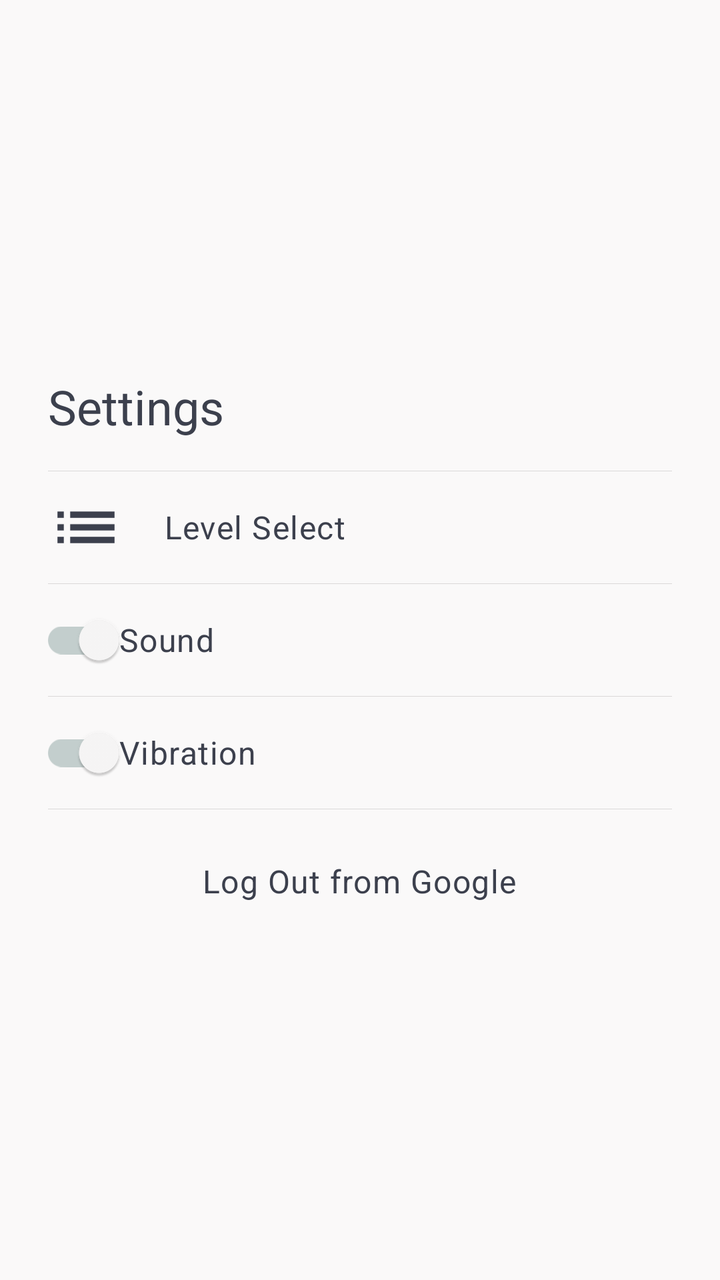
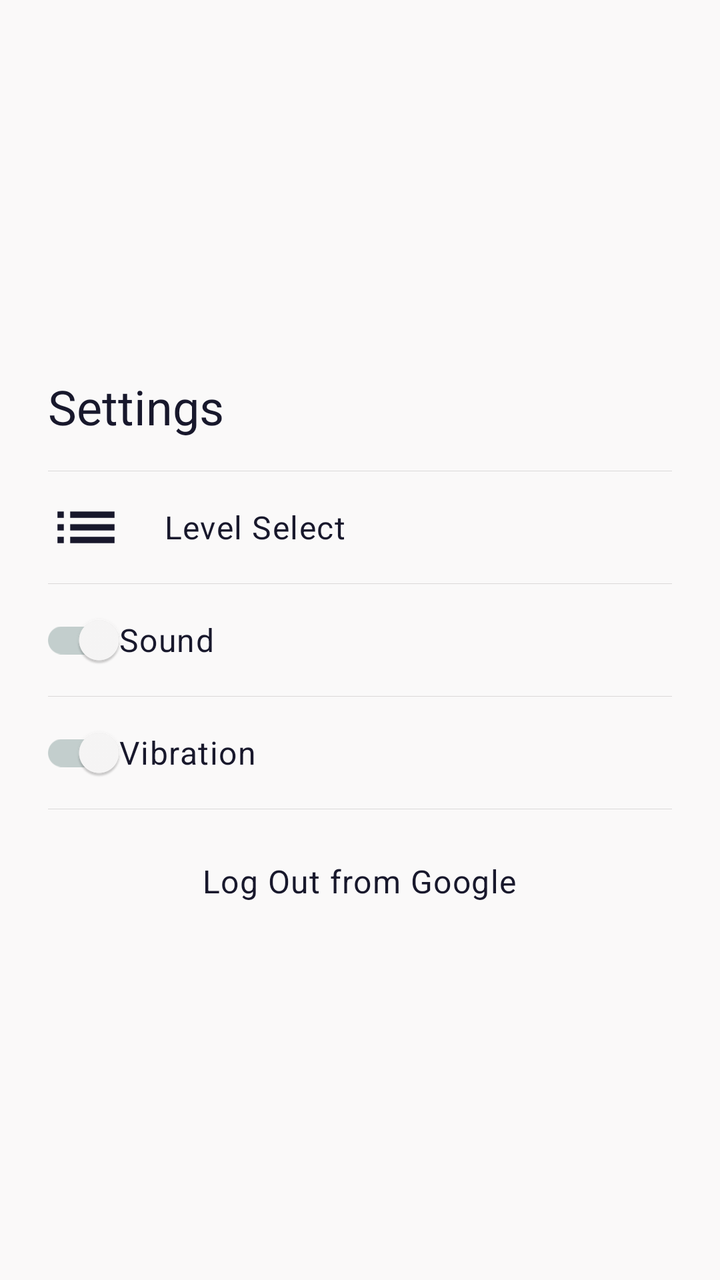

An Android layout rendered at two revisions. The XML below is the earlier revision; the diff shows what the commit changed to produce the second picture.
<!-- AndroidManifest.xml: application theme Theme.OC -->
<!-- res/layout/settings_fragment.xml -->
<?xml version="1.0" encoding="utf-8"?>
<androidx.appcompat.widget.LinearLayoutCompat xmlns:android="http://schemas.android.com/apk/res/android"
    xmlns:app="http://schemas.android.com/apk/res-auto"
    xmlns:tools="http://schemas.android.com/tools"
    android:layout_width="match_parent"
    android:layout_height="wrap_content"
    android:gravity="center"
    android:orientation="vertical"
    android:paddingVertical="@dimen/default_large_margin"
    app:divider="@drawable/divider"
    app:dividerPadding="@dimen/simple_dialog_left_margin"
    app:showDividers="middle">

    <androidx.appcompat.widget.LinearLayoutCompat
        android:id="@+id/hints_dialog_title"
        android:layout_width="match_parent"
        android:layout_height="@dimen/simple_dialog_header_height"
        android:orientation="horizontal">

        <androidx.appcompat.widget.AppCompatTextView
            android:layout_width="wrap_content"
            android:layout_height="wrap_content"
            android:layout_gravity="center_vertical"
            android:layout_marginStart="@dimen/simple_dialog_left_margin"
            android:text="@string/settings"
            android:textAppearance="@style/TextAppearance.OC.Headline5" />
    </androidx.appcompat.widget.LinearLayoutCompat>

    <androidx.appcompat.widget.LinearLayoutCompat
        android:id="@+id/level_select_button"
        android:layout_width="match_parent"
        android:layout_height="@dimen/simple_dialog_item_height"
        android:background="?android:attr/selectableItemBackground"
        android:clickable="true"
        android:focusable="true"
        android:orientation="horizontal">

        <androidx.appcompat.widget.AppCompatImageView
            android:layout_width="wrap_content"
            android:layout_height="wrap_content"
            android:layout_gravity="center_vertical"
            android:layout_marginStart="@dimen/simple_dialog_left_margin"
            android:layout_marginEnd="@dimen/simple_dialog_divider_margin"
            android:contentDescription="@string/level_select"
            android:src="@drawable/outline_grid_on_black_24"
            app:tint="@color/colorOnPrimary"
            tools:ignore="RtlSymmetry" />

        <androidx.appcompat.widget.AppCompatTextView
            android:layout_width="wrap_content"
            android:layout_height="wrap_content"
            android:layout_gravity="center_vertical"
            android:text="@string/level_select"
            android:textAppearance="@style/TextAppearance.OC.Body1" />
    </androidx.appcompat.widget.LinearLayoutCompat>

    <androidx.appcompat.widget.LinearLayoutCompat
        android:id="@+id/sound_button"
        android:layout_width="match_parent"
        android:layout_height="@dimen/simple_dialog_item_height"
        android:background="?android:attr/selectableItemBackground"
        android:clickable="true"
        android:focusable="true"
        android:orientation="horizontal">

        <com.google.android.material.switchmaterial.SwitchMaterial
            android:id="@+id/sound_switch"
            android:layout_width="wrap_content"
            android:layout_height="wrap_content"
            android:layout_gravity="center_vertical"
            android:layout_marginStart="@dimen/simple_dialog_left_margin"
            android:layout_marginEnd="@dimen/simple_dialog_divider_margin"
            android:layoutDirection="rtl"
            android:text="@string/sound_text"
            android:textAppearance="@style/TextAppearance.OC.Body1"
            android:textColor="@color/colorOnPrimary" />

    </androidx.appcompat.widget.LinearLayoutCompat>

    <androidx.appcompat.widget.LinearLayoutCompat
        android:id="@+id/vibration_button"
        android:layout_width="match_parent"
        android:layout_height="@dimen/simple_dialog_item_height"
        android:background="?android:attr/selectableItemBackground"
        android:clickable="true"
        android:focusable="true"
        android:orientation="horizontal">

        <com.google.android.material.switchmaterial.SwitchMaterial
            android:id="@+id/vibration_switch"
            android:layout_width="wrap_content"
            android:layout_height="wrap_content"
            android:layout_gravity="center_vertical"
            android:layout_marginStart="@dimen/simple_dialog_left_margin"
            android:layout_marginEnd="@dimen/simple_dialog_divider_margin"
            android:layoutDirection="rtl"
            android:text="@string/vibration_text"
            android:textAppearance="@style/TextAppearance.OC.Body1"
            android:textColor="@color/colorOnPrimary" />
    </androidx.appcompat.widget.LinearLayoutCompat>

    <androidx.appcompat.widget.LinearLayoutCompat
        android:id="@+id/google_sign_in_out_button"
        android:layout_width="match_parent"
        android:layout_height="@dimen/simple_dialog_item_height"
        android:layout_marginTop="@dimen/default_margin"
        android:gravity="center"
        android:orientation="vertical">

        <com.google.android.gms.common.SignInButton
            android:id="@+id/google_sign_in_button"
            android:visibility="gone"
            android:layout_width="wrap_content"
            android:layout_height="match_parent"
            android:layout_marginHorizontal="@dimen/simple_dialog_left_margin" />
        <androidx.appcompat.widget.AppCompatTextView
            android:id="@+id/google_sign_out_button"
            android:layout_width="wrap_content"
            android:layout_height="wrap_content"
            android:textAppearance="@style/TextAppearance.OC.Body1"
            android:text="@string/log_out"
            android:layout_marginHorizontal="@dimen/simple_dialog_left_margin" />
    </androidx.appcompat.widget.LinearLayoutCompat>
</androidx.appcompat.widget.LinearLayoutCompat>
<!-- resources referenced by this layout -->
<resources>
  <color name="colorOnPrimary">#3c404d</color>
  <dimen name="default_large_margin">16dp</dimen>
  <dimen name="default_margin">8dp</dimen>
  <dimen name="simple_dialog_divider_margin">20dp</dimen>
  <dimen name="simple_dialog_header_height">64dp</dimen>
  <dimen name="simple_dialog_item_height">@dimen/_48sdp</dimen>
  <dimen name="simple_dialog_left_margin">24dp</dimen>
  <!-- drawable divider (drawable) -->
  <?xml version="1.0" encoding="utf-8"?>
  <shape xmlns:android="http://schemas.android.com/apk/res/android" >
      <size android:height=".1dp"/>
      <solid android:color="@color/itemDividerColor"/>
  </shape>
  <string name="level_select">Level Select</string>
  <string name="log_out">Log Out from Google</string>
  <string name="settings">Settings</string>
  <string name="sound_text">Sound</string>
  <string name="vibration_text">Vibration</string>
  <style name="TextAppearance.OC.Body1" parent="TextAppearance.MaterialComponents.Body1">
          <item name="fontFamily">@font/yantramanav_medium</item>
          <item name="android:textColor">@color/colorOnPrimary</item>
      </style>
  <style name="TextAppearance.OC.Headline5" parent="TextAppearance.MaterialComponents.Headline5">
          <item name="fontFamily">@font/yantramanav_bold</item>
          <item name="android:textColor">@color/colorOnPrimary</item>
      </style>
  <color name="itemDividerColor">#DAD8D8</color>
  <color name="colorPrimary">#89b0ae</color>
  <color name="colorPrimaryVariant">#578280</color>
  <color name="colorSecondary">#bee3db</color>
  <color name="colorSecondaryVariant">#3c404d</color>
  <color name="colorOnSecondary">#405f5e</color>
  <color name="colorBackground">#faf9f9</color>
  <color name="colorOnBackground">#4f7573</color>
  <color name="colorSurface">#faf9f9</color>
  <color name="colorOnSurface">#4f7573</color>
  <color name="colorError">#EE3502</color>
  <color name="colorOnError">#faf9f9</color>
  <color name="navigationBarColor">#80797D88</color>
  <style name="ThemeOverlay.App.MaterialAlertDialog" parent="ThemeOverlay.MaterialComponents.MaterialAlertDialog">
          <item name="colorPrimary">@color/colorOnPrimary</item>
          <item name="colorSecondary">@color/colorSecondary</item>
          <item name="colorSurface">@color/colorSurface</item>
          <item name="colorOnSurface">@color/colorOnPrimary</item>
          <item name="android:backgroundTint">@color/colorSurface</item>
          <item name="titleTextColor">@color/colorSurface</item>
      </style>
  <style name="HehBottomSheetDialogTheme" parent="@style/ThemeOverlay.MaterialComponents.BottomSheetDialog">
          <item name="bottomSheetStyle">@style/HehCustomBottomSheet</item>
      </style>
  <style name="HehCustomBottomSheet" parent="Widget.MaterialComponents.BottomSheet">
          <item name="shapeAppearanceOverlay">@style/CustomShapeAppearanceBottomSheetDialog</item>
      </style>
  <style name="CustomShapeAppearanceBottomSheetDialog">
          <item name="cornerFamily">rounded</item>
          <item name="cornerSizeTopRight">@dimen/default_large_margin</item>
          <item name="cornerSizeTopLeft">@dimen/default_large_margin</item>
          <item name="android:layout_margin">@dimen/default_large_margin</item>
          <item name="cornerSizeBottomRight">0dp</item>
          <item name="cornerSizeBottomLeft">0dp</item>
      </style>
  <!-- unchanged entries left out for length: 3 -->
</resources>

<!-- the commit's change to res/layout/settings_fragment.xml (unified diff, before → after) -->
@@ -42,6 +42,7 @@
             android:layout_marginStart="@dimen/simple_dialog_left_margin"
             android:layout_marginEnd="@dimen/simple_dialog_divider_margin"
             android:contentDescription="@string/level_select"
+            android:clickable="false"
             android:src="@drawable/outline_grid_on_black_24"
             app:tint="@color/colorOnPrimary"
             tools:ignore="RtlSymmetry" />
@@ -50,6 +51,7 @@
             android:layout_width="wrap_content"
             android:layout_height="wrap_content"
             android:layout_gravity="center_vertical"
+            android:clickable="false"
             android:text="@string/level_select"
             android:textAppearance="@style/TextAppearance.OC.Body1" />
     </androidx.appcompat.widget.LinearLayoutCompat>
@@ -66,12 +68,13 @@
         <com.google.android.material.switchmaterial.SwitchMaterial
             android:id="@+id/sound_switch"
             android:layout_width="wrap_content"
-            android:layout_height="wrap_content"
+            android:layout_height="@dimen/simple_dialog_item_height"
             android:layout_gravity="center_vertical"
             android:layout_marginStart="@dimen/simple_dialog_left_margin"
             android:layout_marginEnd="@dimen/simple_dialog_divider_margin"
             android:layoutDirection="rtl"
             android:text="@string/sound_text"
+            android:clickable="false"
             android:textAppearance="@style/TextAppearance.OC.Body1"
             android:textColor="@color/colorOnPrimary" />
 
@@ -89,11 +92,12 @@
         <com.google.android.material.switchmaterial.SwitchMaterial
             android:id="@+id/vibration_switch"
             android:layout_width="wrap_content"
-            android:layout_height="wrap_content"
+            android:layout_height="@dimen/simple_dialog_item_height"
             android:layout_gravity="center_vertical"
             android:layout_marginStart="@dimen/simple_dialog_left_margin"
             android:layout_marginEnd="@dimen/simple_dialog_divider_margin"
             android:layoutDirection="rtl"
+            android:clickable="false"
             android:text="@string/vibration_text"
             android:textAppearance="@style/TextAppearance.OC.Body1"
             android:textColor="@color/colorOnPrimary" />
@@ -111,12 +115,14 @@
             android:id="@+id/google_sign_in_button"
             android:visibility="gone"
             android:layout_width="wrap_content"
-            android:layout_height="match_parent"
+            android:layout_height="wrap_content"
+            android:clickable="false"
             android:layout_marginHorizontal="@dimen/simple_dialog_left_margin" />
         <androidx.appcompat.widget.AppCompatTextView
             android:id="@+id/google_sign_out_button"
             android:layout_width="wrap_content"
             android:layout_height="wrap_content"
+            android:clickable="false"
             android:textAppearance="@style/TextAppearance.OC.Body1"
             android:text="@string/log_out"
             android:layout_marginHorizontal="@dimen/simple_dialog_left_margin" />
<!-- resource entries referenced after the edit -->
@@ -1,6 +1,6 @@
 <!-- resources referenced by this layout -->
 <resources>
-  <color name="colorOnPrimary">#3c404d</color>
+  <color name="colorOnPrimary">#18182C</color>
   <dimen name="default_large_margin">16dp</dimen>
   <dimen name="default_margin">8dp</dimen>
   <dimen name="simple_dialog_divider_margin">20dp</dimen>
@@ -30,10 +30,10 @@
   <color name="colorPrimary">#89b0ae</color>
   <color name="colorPrimaryVariant">#578280</color>
   <color name="colorSecondary">#bee3db</color>
-  <color name="colorSecondaryVariant">#3c404d</color>
+  <color name="colorSecondaryVariant">#18182C</color>
   <color name="colorOnSecondary">#405f5e</color>
   <color name="colorBackground">#faf9f9</color>
-  <color name="colorOnBackground">#4f7573</color>
+  <color name="colorOnBackground">#344D4B</color>
   <color name="colorSurface">#faf9f9</color>
   <color name="colorOnSurface">#4f7573</color>
   <color name="colorError">#EE3502</color>
